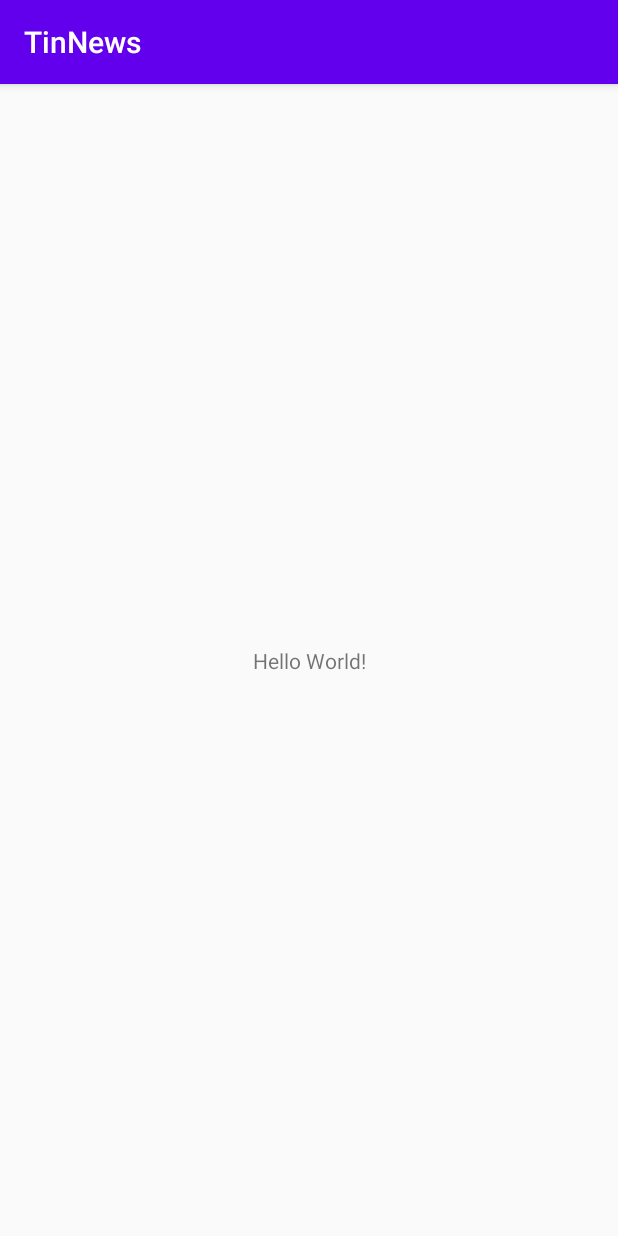
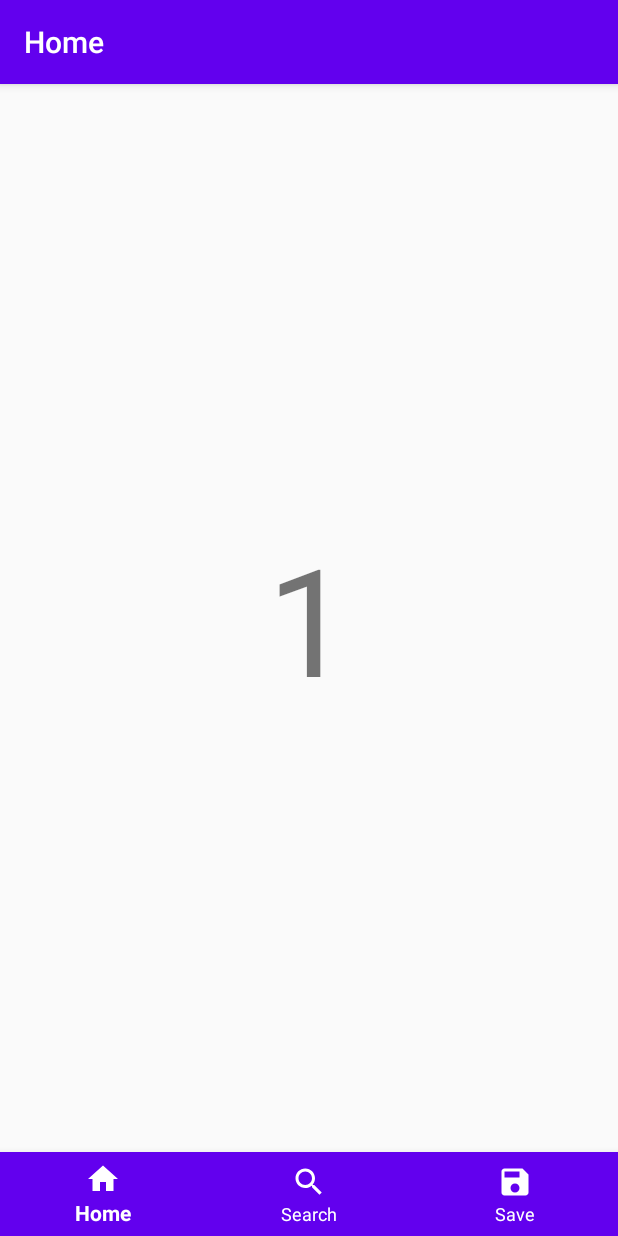
Before and after one commit to li2he1/TinNews, an Android app: the screen it shows after launch (MainActivity), on a phone screen of 412 x 824 dp. Run offline under Robolectric (Android 15) with nearby library versions, the phone set to English and light mode, and no system bars; our stand-ins replace navigation-ui.

Commit message:
TinNews1

```diff
--- a/app/build.gradle
+++ b/app/build.gradle
@@ -28,6 +28,9 @@ dependencies {
     implementation 'androidx.constraintlayout:constraintlayout:2.0.0'
     implementation 'androidx.fragment:fragment:1.2.4'
     implementation 'com.google.android.material:material:1.1.0'
+    implementation 'androidx.legacy:legacy-support-v4:1.0.0'
+    implementation 'androidx.navigation:navigation-fragment:2.2.1'
+    implementation 'androidx.navigation:navigation-ui:2.2.1'
     testImplementation 'junit:junit:4.12'
     androidTestImplementation 'androidx.test.ext:junit:1.1.1'
     androidTestImplementation 'androidx.test.espresso:espresso-core:3.2.0'
--- a/app/src/main/java/com/laioffer/tinnews/MainActivity.java
+++ b/app/src/main/java/com/laioffer/tinnews/MainActivity.java
@@ -1,14 +1,32 @@
 package com.laioffer.tinnews;
 
 import androidx.appcompat.app.AppCompatActivity;
+import androidx.navigation.NavController;
+import androidx.navigation.fragment.NavHostFragment;
+import androidx.navigation.ui.NavigationUI;
 
 import android.os.Bundle;
 
+import com.google.android.material.bottomnavigation.BottomNavigationView;
+
 public class MainActivity extends AppCompatActivity {
-
+    private NavController navController;
     @Override
     protected void onCreate(Bundle savedInstanceState) {
         super.onCreate(savedInstanceState);
         setContentView(R.layout.activity_main);
+
+        BottomNavigationView navView = findViewById(R.id.nav_view);
+        NavHostFragment navHostFragment = (NavHostFragment) getSupportFragmentManager()
+                           .findFragmentById(R.id.nav_host_fragment);
+        navController = navHostFragment.getNavController();
+        NavigationUI.setupWithNavController(navView, navController);
+        NavigationUI.setupActionBarWithNavController(this, navController);
+
     }
+    @Override
+    public boolean onSupportNavigateUp() {
+        return navController.navigateUp();
+    }
+
 }
--- /dev/null
+++ b/app/src/main/java/com/laioffer/tinnews/ui/home/HomeFragment.java
@@ -0,0 +1,34 @@
+package com.laioffer.tinnews.ui.home;
+
+import android.os.Bundle;
+
+import androidx.fragment.app.Fragment;
+
+import android.view.LayoutInflater;
+import android.view.View;
+import android.view.ViewGroup;
+
+import com.laioffer.tinnews.R;
+
+/**
+ * A simple {@link Fragment} subclass.
+ * Use the {@link HomeFragment#newInstance} factory method to
+ * create an instance of this fragment.
+ */
+public class HomeFragment extends Fragment {
+
+
+
+    public HomeFragment() {
+        // Required empty public constructor
+    }
+
+
+
+    @Override
+    public View onCreateView(LayoutInflater inflater, ViewGroup container,
+                             Bundle savedInstanceState) {
+        // Inflate the layout for this fragment
+        return inflater.inflate(R.layout.fragment_home, container, false);
+    }
+}
--- /dev/null
+++ b/app/src/main/java/com/laioffer/tinnews/ui/save/SaveFragment.java
@@ -0,0 +1,33 @@
+package com.laioffer.tinnews.ui.save;
+
+import android.os.Bundle;
+
+import androidx.fragment.app.Fragment;
+
+import android.view.LayoutInflater;
+import android.view.View;
+import android.view.ViewGroup;
+
+import com.laioffer.tinnews.R;
+
+/**
+ * A simple {@link Fragment} subclass.
+ * Use the {@link SaveFragment#newInstance} factory method to
+ * create an instance of this fragment.
+ */
+public class SaveFragment extends Fragment {
+
+
+
+    public SaveFragment() {
+        // Required empty public constructor
+    }
+
+
+    @Override
+    public View onCreateView(LayoutInflater inflater, ViewGroup container,
+                             Bundle savedInstanceState) {
+        // Inflate the layout for this fragment
+        return inflater.inflate(R.layout.fragment_save, container, false);
+    }
+}
--- /dev/null
+++ b/app/src/main/java/com/laioffer/tinnews/ui/search/SearchFragment.java
@@ -0,0 +1,33 @@
+package com.laioffer.tinnews.ui.search;
+
+import android.os.Bundle;
+
+import androidx.fragment.app.Fragment;
+
+import android.view.LayoutInflater;
+import android.view.View;
+import android.view.ViewGroup;
+
+import com.laioffer.tinnews.R;
+
+/**
+ * A simple {@link Fragment} subclass.
+ * Use the {@link SearchFragment#newInstance} factory method to
+ * create an instance of this fragment.
+ */
+public class SearchFragment extends Fragment {
+
+
+
+    public SearchFragment() {
+        // Required empty public constructor
+    }
+
+
+    @Override
+    public View onCreateView(LayoutInflater inflater, ViewGroup container,
+                             Bundle savedInstanceState) {
+        // Inflate the layout for this fragment
+        return inflater.inflate(R.layout.fragment_search, container, false);
+    }
+}
--- /dev/null
+++ b/app/src/main/res/drawable/ic_home_black_24dp.xml
@@ -0,0 +1,9 @@
+<vector xmlns:android="http://schemas.android.com/apk/res/android"
+    android:width="24dp"
+    android:height="24dp"
+    android:viewportWidth="24.0"
+    android:viewportHeight="24.0">
+    <path
+        android:fillColor="#FF000000"
+        android:pathData="M10,20v-6h4v6h5v-8h3L12,3 2,12h3v8z" />
+</vector>
--- /dev/null
+++ b/app/src/main/res/drawable/ic_save_black_24dp.xml
@@ -0,0 +1,9 @@
+<vector xmlns:android="http://schemas.android.com/apk/res/android"
+        android:width="24dp"
+        android:height="24dp"
+        android:viewportWidth="24.0"
+        android:viewportHeight="24.0">
+    <path
+        android:fillColor="#FF000000"
+        android:pathData="M17,3L5,3c-1.11,0 -2,0.9 -2,2v14c0,1.1 0.89,2 2,2h14c1.1,0 2,-0.9 2,-2L21,7l-4,-4zM12,19c-1.66,0 -3,-1.34 -3,-3s1.34,-3 3,-3 3,1.34 3,3 -1.34,3 -3,3zM15,9L5,9L5,5h10v4z"/>
+</vector>
--- /dev/null
+++ b/app/src/main/res/drawable/ic_search_black_24dp.xml
@@ -0,0 +1,9 @@
+<vector xmlns:android="http://schemas.android.com/apk/res/android"
+        android:width="24dp"
+        android:height="24dp"
+        android:viewportWidth="24.0"
+        android:viewportHeight="24.0">
+    <path
+        android:fillColor="#FF000000"
+        android:pathData="M15.5,14h-0.79l-0.28,-0.27C15.41,12.59 16,11.11 16,9.5 16,5.91 13.09,3 9.5,3S3,5.91 3,9.5 5.91,16 9.5,16c1.61,0 3.09,-0.59 4.23,-1.57l0.27,0.28v0.79l5,4.99L20.49,19l-4.99,-5zM9.5,14C7.01,14 5,11.99 5,9.5S7.01,5 9.5,5 14,7.01 14,9.5 11.99,14 9.5,14z"/>
+</vector>
--- a/app/src/main/res/layout/activity_main.xml
+++ b/app/src/main/res/layout/activity_main.xml
@@ -1,18 +1,29 @@
 <?xml version="1.0" encoding="utf-8"?>
-<androidx.constraintlayout.widget.ConstraintLayout xmlns:android="http://schemas.android.com/apk/res/android"
+<LinearLayout xmlns:android="http://schemas.android.com/apk/res/android"
     xmlns:app="http://schemas.android.com/apk/res-auto"
     xmlns:tools="http://schemas.android.com/tools"
     android:layout_width="match_parent"
     android:layout_height="match_parent"
+    android:orientation="vertical"
     tools:context=".MainActivity">
 
-    <TextView
-        android:layout_width="wrap_content"
+    <androidx.fragment.app.FragmentContainerView
+        android:id="@+id/nav_host_fragment"
+        android:name="androidx.navigation.fragment.NavHostFragment"
+        android:layout_width="match_parent"
+        android:layout_height="0dp"
+        android:layout_weight="1"
+        app:defaultNavHost="true"
+        app:navGraph="@navigation/nav_graph"
+    />
+
+    <com.google.android.material.bottomnavigation.BottomNavigationView
+        android:id="@+id/nav_view"
+        android:layout_width="match_parent"
         android:layout_height="wrap_content"
-        android:text="Hello World!"
-        app:layout_constraintBottom_toBottomOf="parent"
-        app:layout_constraintLeft_toLeftOf="parent"
-        app:layout_constraintRight_toRightOf="parent"
-        app:layout_constraintTop_toTopOf="parent" />
+        android:background="@color/colorPrimary"
+        app:itemIconTint="@android:color/white"
+        app:itemTextColor="@android:color/white"
+        app:menu="@menu/bottom_nav_menu" />
 
-</androidx.constraintlayout.widget.ConstraintLayout>
+</LinearLayout>
--- /dev/null
+++ b/app/src/main/res/layout/fragment_home.xml
@@ -0,0 +1,13 @@
+<?xml version="1.0" encoding="utf-8"?>
+<FrameLayout xmlns:android="http://schemas.android.com/apk/res/android"
+    xmlns:tools="http://schemas.android.com/tools"
+    android:layout_width="match_parent"
+    android:layout_height="match_parent"
+    tools:context=".ui.home.HomeFragment">
+    <TextView
+        android:layout_width="wrap_content"
+        android:layout_height="wrap_content"
+        android:layout_gravity="center"
+        android:text="1"
+        android:textSize="100sp" />
+</FrameLayout>
--- /dev/null
+++ b/app/src/main/res/layout/fragment_save.xml
@@ -0,0 +1,14 @@
+<?xml version="1.0" encoding="utf-8"?>
+<FrameLayout xmlns:android="http://schemas.android.com/apk/res/android"
+    xmlns:tools="http://schemas.android.com/tools"
+    android:layout_width="match_parent"
+    android:layout_height="match_parent"
+    tools:context="ui.save.SaveFragment">
+    <TextView
+        android:layout_width="wrap_content"
+        android:layout_height="wrap_content"
+        android:layout_gravity="center"
+        android:text="3"
+        android:textSize="100sp"
+        />
+</FrameLayout>
--- /dev/null
+++ b/app/src/main/res/layout/fragment_search.xml
@@ -0,0 +1,13 @@
+<?xml version="1.0" encoding="utf-8"?>
+<FrameLayout xmlns:android="http://schemas.android.com/apk/res/android"
+    xmlns:tools="http://schemas.android.com/tools"
+    android:layout_width="match_parent"
+    android:layout_height="match_parent"
+    tools:context="ui.search.SearchFragment">
+    <TextView
+        android:layout_width="wrap_content"
+        android:layout_height="wrap_content"
+        android:layout_gravity="center"
+        android:text="2"
+        android:textSize="100sp" />
+</FrameLayout>
--- /dev/null
+++ b/app/src/main/res/menu/bottom_nav_menu.xml
@@ -0,0 +1,17 @@
+<?xml version="1.0" encoding="utf-8"?>
+<menu xmlns:android="http://schemas.android.com/apk/res/android">
+    <item
+        android:id="@+id/navigation_home"
+        android:icon="@drawable/ic_home_black_24dp"
+        android:title="@string/title_home" />
+
+    <item
+        android:id="@+id/navigation_search"
+        android:icon="@drawable/ic_search_black_24dp"
+        android:title="@string/title_search" />
+
+    <item
+        android:id="@+id/navigation_save"
+        android:icon="@drawable/ic_save_black_24dp"
+        android:title="@string/title_save" />
+</menu>
--- /dev/null
+++ b/app/src/main/res/navigation/nav_graph.xml
@@ -0,0 +1,23 @@
+<?xml version="1.0" encoding="utf-8"?>
+<navigation xmlns:android="http://schemas.android.com/apk/res/android"
+    xmlns:app="http://schemas.android.com/apk/res-auto"
+    xmlns:tools="http://schemas.android.com/tools"
+    android:id="@+id/nav_graph"
+    app:startDestination="@id/navigation_home">
+
+    <fragment
+        android:id="@+id/navigation_home"
+        android:name="com.laioffer.tinnews.ui.home.HomeFragment"
+        android:label="@string/title_home"
+        tools:layout="@layout/fragment_home" />
+    <fragment
+        android:id="@+id/navigation_save"
+        android:name="com.laioffer.tinnews.ui.save.SaveFragment"
+        android:label="@string/title_save"
+        tools:layout="@layout/fragment_save" />
+    <fragment
+        android:id="@+id/navigation_search"
+        android:name="com.laioffer.tinnews.ui.search.SearchFragment"
+        android:label="@string/title_search"
+        tools:layout="@layout/fragment_search" />
+</navigation>
--- a/app/src/main/res/values/strings.xml
+++ b/app/src/main/res/values/strings.xml
@@ -1,3 +1,8 @@
 <resources>
     <string name="app_name">TinNews</string>
+    <string name="title_home">Home</string>
+    <string name="title_save">Save</string>
+    <string name="title_search">Search</string>
+    <!-- TODO: Remove or change this placeholder text -->
+    <string name="hello_blank_fragment">Hello blank fragment</string>
 </resources>
```
